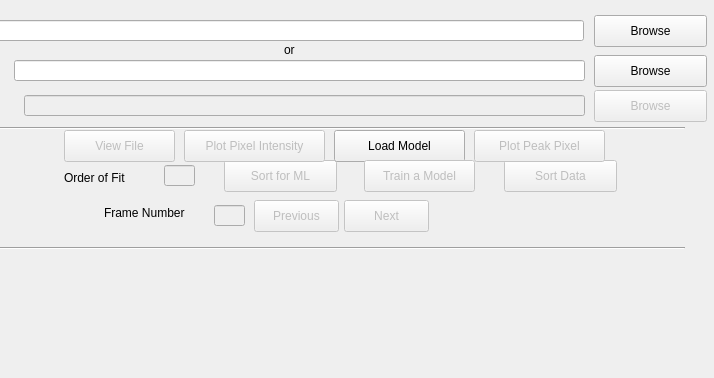
Above: UI/mainWindow.ui from gihankaushyal/PixelAnomalyDetectorTool before the change; both pictures show x 86 to 800 and y 0 to 378 of the 800 by 706 pixel window. Below: the same form after it.
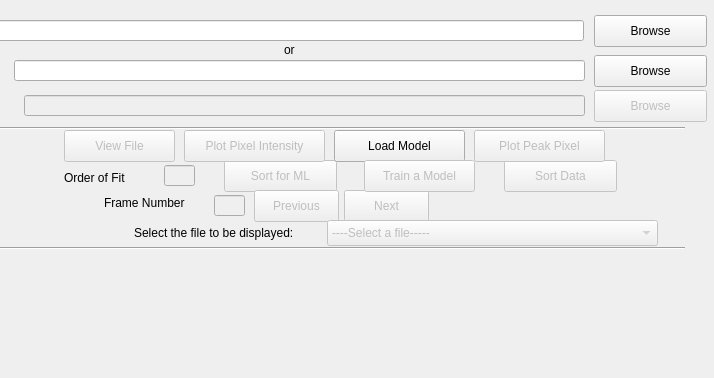
That is the form after the change.

Commit message: mainWindow UI was change: added the dropdown menu to select *cxi files from the given input list.

Diff of the .ui file:
```diff
--- a/UI/mainWindow.ui
+++ b/UI/mainWindow.ui
@@ -99,7 +99,7 @@
     <property name="geometry">
      <rect>
       <x>190</x>
-      <y>205</y>
+      <y>195</y>
       <width>101</width>
       <height>16</height>
      </rect>
@@ -115,7 +115,7 @@
     <property name="geometry">
      <rect>
       <x>300</x>
-      <y>205</y>
+      <y>195</y>
       <width>31</width>
       <height>21</height>
      </rect>
@@ -199,7 +199,7 @@
     <property name="geometry">
      <rect>
       <x>430</x>
-      <y>200</y>
+      <y>190</y>
       <width>85</width>
       <height>32</height>
      </rect>
@@ -215,7 +215,7 @@
     <property name="geometry">
      <rect>
       <x>340</x>
-      <y>200</y>
+      <y>190</y>
       <width>85</width>
       <height>32</height>
      </rect>
@@ -395,6 +395,37 @@
      <string>Browse</string>
     </property>
    </widget>
+   <widget class="QComboBox" name="comboBox">
+    <property name="enabled">
+     <bool>false</bool>
+    </property>
+    <property name="geometry">
+     <rect>
+      <x>413</x>
+      <y>220</y>
+      <width>331</width>
+      <height>26</height>
+     </rect>
+    </property>
+    <item>
+     <property name="text">
+      <string>----Select a file-----</string>
+     </property>
+    </item>
+   </widget>
+   <widget class="QLabel" name="label_7">
+    <property name="geometry">
+     <rect>
+      <x>220</x>
+      <y>225</y>
+      <width>191</width>
+      <height>16</height>
+     </rect>
+    </property>
+    <property name="text">
+     <string>Select the file to be displayed:</string>
+    </property>
+   </widget>
   </widget>
   <widget class="QStatusBar" name="statusbar"/>
   <action name="actionQuit">
```
